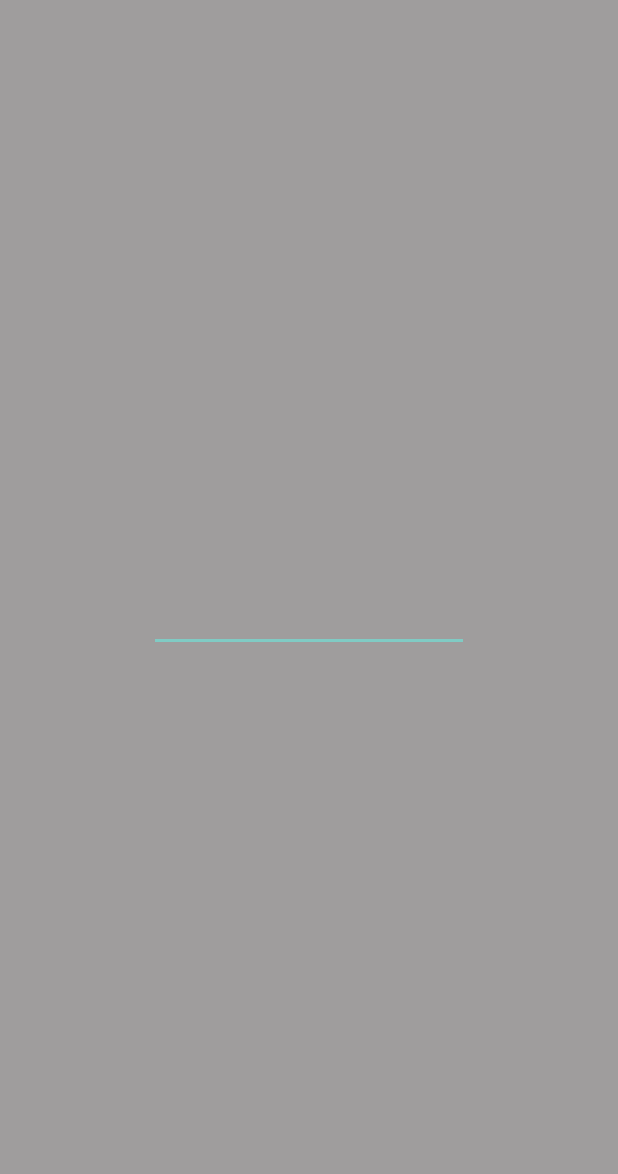
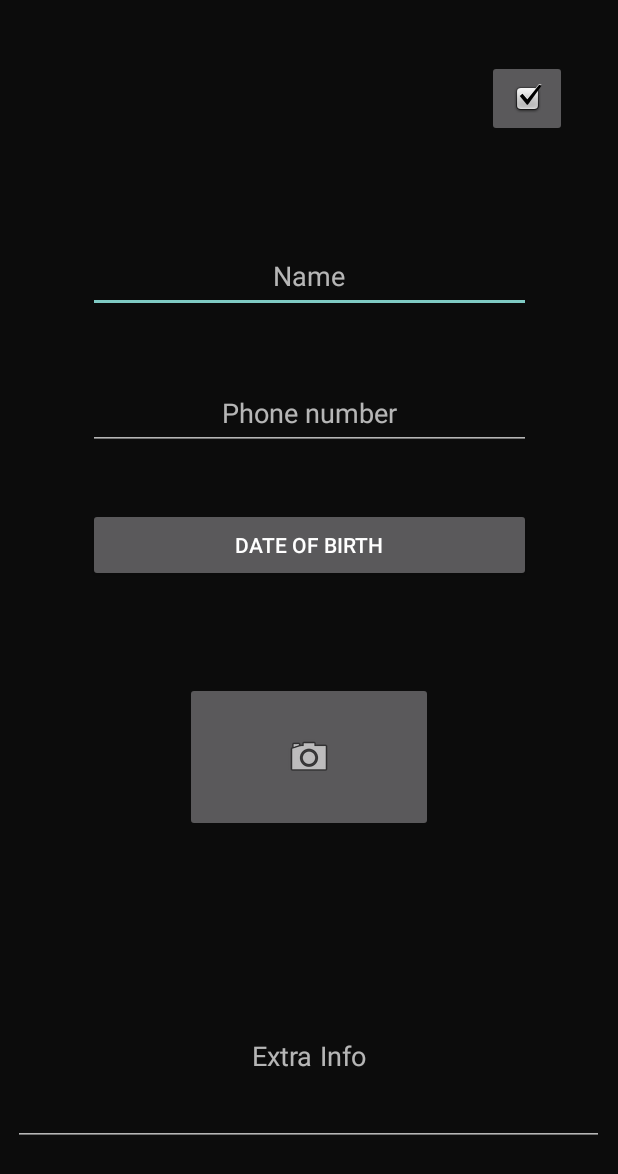
Before and after one commit to erykt99/Roomer, an Android app: the NewUserInfoActivity screen opened directly, with no data from a screen before it, on a phone screen of 412 x 824 dp. Before the commit the part shown is almost empty. Shown: the top 1174 px of the screen. Run offline under Robolectric (Android 15) with nearby library versions, the phone set to English and light mode, and no system bars.

Commit message:
Added new activity

```diff
--- a/app/src/main/AndroidManifest.xml
+++ b/app/src/main/AndroidManifest.xml
@@ -11,6 +11,9 @@
         android:supportsRtl="true"
         android:theme="@style/Theme.AppCompat.NoActionBar"
         tools:targetApi="31">
+        <activity
+            android:name=".NewUserInfoActivity"
+            android:exported="false" />
         <activity
             android:name=".NewUserInfo"
             android:exported="false" />
--- a/app/src/main/java/com/example/roomer/NewUserInfo.kt
+++ b/app/src/main/java/com/example/roomer/NewUserInfoActivity.kt
@@ -3,7 +3,7 @@ package com.example.roomer
 import androidx.appcompat.app.AppCompatActivity
 import android.os.Bundle
 
-class NewUserInfo : AppCompatActivity() {
+class NewUserInfoActivity : AppCompatActivity() {
     override fun onCreate(savedInstanceState: Bundle?) {
         super.onCreate(savedInstanceState)
         setContentView(R.layout.activity_new_user_info)
--- a/app/src/main/java/com/example/roomer/SignUpActivity.kt
+++ b/app/src/main/java/com/example/roomer/SignUpActivity.kt
@@ -12,7 +12,7 @@ class SignUpActivity : AppCompatActivity() {
 
         val continueButton = findViewById<Button>(R.id.continueButton)
         continueButton.setOnClickListener {
-            val intent = Intent(this, NewUserInfo::class.java)
+            val intent = Intent(this, NewUserInfoActivity::class.java)
             startActivity(intent)
         }
     }
--- a/app/src/main/java/com/example/roomer/StartActivity.kt
+++ b/app/src/main/java/com/example/roomer/StartActivity.kt
@@ -12,7 +12,7 @@ class StartActivity : AppCompatActivity() {
 
         val signUpButton = findViewById<Button>(R.id.singUpButton)
         signUpButton.setOnClickListener {
-        val intent = Intent(this, SignUpActivity::class.java)
+            val intent = Intent(this, SignUpActivity::class.java)
             startActivity(intent)
             finish()
         }
--- a/app/src/main/res/layout/activity_new_user_info.xml
+++ b/app/src/main/res/layout/activity_new_user_info.xml
@@ -4,17 +4,88 @@
     xmlns:tools="http://schemas.android.com/tools"
     android:layout_width="match_parent"
     android:layout_height="match_parent"
-    tools:context=".NewUserInfo"
-    android:background="#9F9D9D">
+    tools:context=".NewUserInfoActivity"
+    android:background="#0C0C0C">
+
 
     <EditText
-        android:id="@+id/editTextDate2"
-        android:layout_width="wrap_content"
-        android:layout_height="wrap_content"
+        android:id="@+id/newUserName"
+        android:layout_width="295dp"
+        android:layout_height="49dp"
         android:ems="10"
-        android:inputType="date"
+        android:gravity="center"
+        android:hint="Name"
+        android:inputType="textPersonName"
+        app:layout_constraintBottom_toTopOf="@+id/editTextPhone"
+        app:layout_constraintEnd_toEndOf="parent"
+        app:layout_constraintStart_toStartOf="parent"
+        app:layout_constraintTop_toTopOf="parent"
+        app:layout_constraintVertical_bias="0.791"
+        tools:textColorHint="#FFFFFF"/>
+
+    <EditText
+        android:id="@+id/editTextPhone"
+        android:layout_width="295dp"
+        android:layout_height="49dp"
+        android:ems="10"
+        android:gravity="center"
+        android:hint="Phone number"
+        android:inputType="phone"
+        app:layout_constraintBottom_toTopOf="@+id/newUserDateButton"
+        app:layout_constraintEnd_toEndOf="parent"
+        app:layout_constraintStart_toStartOf="parent"
+        app:layout_constraintTop_toTopOf="parent"
+        app:layout_constraintVertical_bias="0.866"
+        tools:textColorHint="#FFFFFF"/>
+
+    <Button
+        android:id="@+id/newUserDateButton"
+        android:layout_width="295dp"
+        android:layout_height="49dp"
+        android:text="Date of birth"
         app:layout_constraintBottom_toBottomOf="parent"
         app:layout_constraintEnd_toEndOf="parent"
         app:layout_constraintStart_toStartOf="parent"
-        app:layout_constraintTop_toTopOf="parent" />
+        app:layout_constraintTop_toTopOf="parent"
+        app:layout_constraintVertical_bias="0.437" />
+
+    <EditText
+        android:id="@+id/newUserExtraInfo"
+        android:layout_width="394dp"
+        android:layout_height="119dp"
+        android:layout_marginTop="196dp"
+        android:ems="10"
+        android:gravity="center"
+        android:hint="Extra Info"
+        android:inputType="textPersonName"
+        app:layout_constraintBottom_toBottomOf="parent"
+        app:layout_constraintEnd_toEndOf="parent"
+        app:layout_constraintHorizontal_bias="0.47"
+        app:layout_constraintStart_toStartOf="parent"
+        app:layout_constraintTop_toBottomOf="@+id/newUserDateButton"
+        tools:textColorHint="#FFFFFF" />
+
+    <ImageButton
+        android:id="@+id/imageButton2"
+        android:layout_width="165dp"
+        android:layout_height="100dp"
+        app:layout_constraintBottom_toTopOf="@+id/newUserExtraInfo"
+        app:layout_constraintEnd_toEndOf="parent"
+        app:layout_constraintStart_toStartOf="parent"
+        app:layout_constraintTop_toBottomOf="@+id/newUserDateButton"
+        app:layout_constraintVertical_bias="0.427"
+        app:srcCompat="@android:drawable/ic_menu_camera" />
+
+    <ImageButton
+        android:id="@+id/imageButton3"
+        android:layout_width="53dp"
+        android:layout_height="51dp"
+        app:layout_constraintBottom_toBottomOf="parent"
+        app:layout_constraintEnd_toEndOf="parent"
+        app:layout_constraintHorizontal_bias="0.905"
+        app:layout_constraintStart_toStartOf="parent"
+        app:layout_constraintTop_toTopOf="parent"
+        app:layout_constraintVertical_bias="0.052"
+        app:srcCompat="@android:drawable/checkbox_on_background" />
+
 </androidx.constraintlayout.widget.ConstraintLayout>
--- a/app/src/main/res/values/strings.xml
+++ b/app/src/main/res/values/strings.xml
@@ -1,3 +1,5 @@
 <resources>
     <string name="app_name">Roomer</string>
+    <!-- TODO: Remove or change this placeholder text -->
+    <string name="hello_blank_fragment">Hello blank fragment</string>
 </resources>
```
